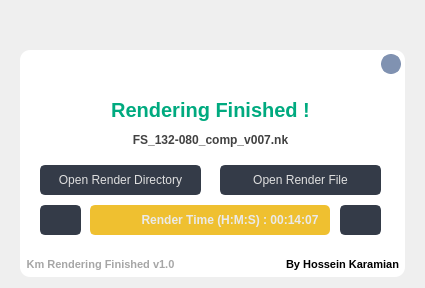
The window that Dev-Files/proto_v02.ui (hkaramian/Km-Rendering-Finished) describes before a commit, drawn with Qt 5.
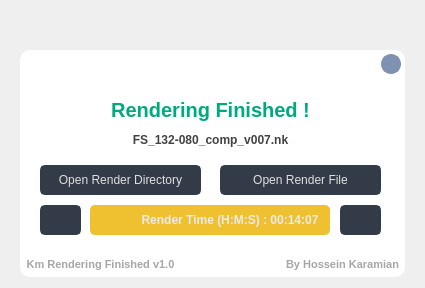
The same window after the commit. Icons and pictures are not drawn.

Patch:
```diff
--- a/Dev-Files/proto_v02.ui
+++ b/Dev-Files/proto_v02.ui
@@ -235,11 +235,7 @@
       </font>
      </property>
      <property name="styleSheet">
-      <string notr="true">color: rgb(166, 166, 166);
-a {
-	color: rgb(166, 166, 166);
-	text-decoration: none;
-}</string>
+      <string notr="true">color: rgb(166, 166, 166);</string>
      </property>
      <property name="text">
       <string>&lt;strong&gt;By Hossein Karamian&lt;/strong&gt;</string>
```
Left out of the diff: 2 changed lines with no effect on the pictures.
